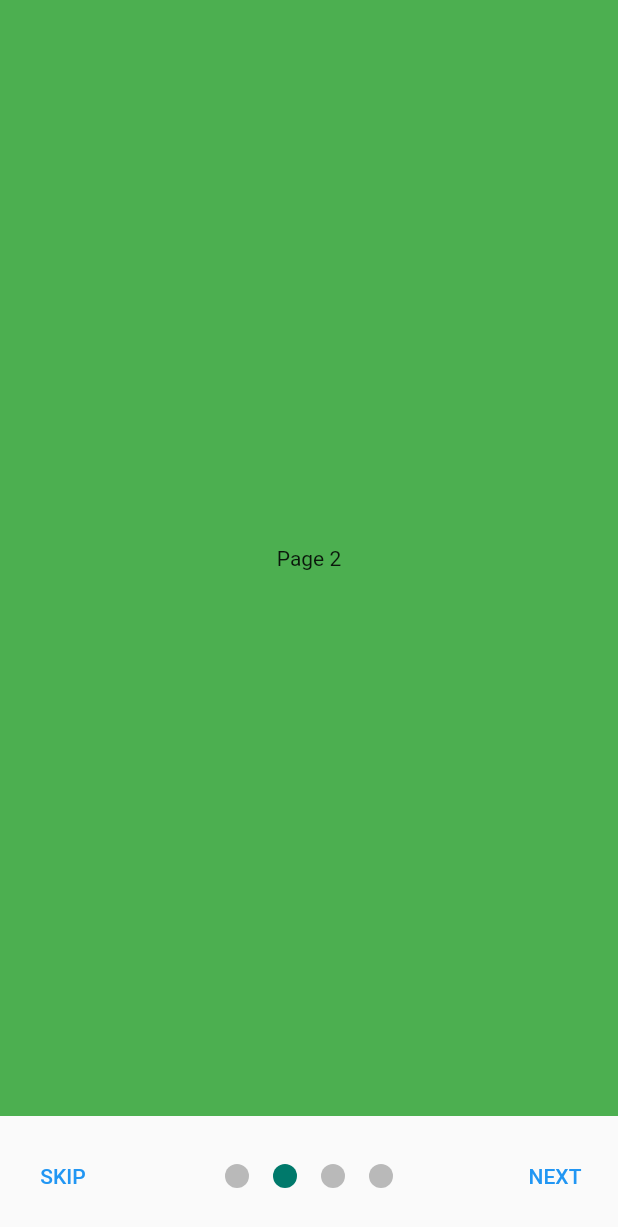
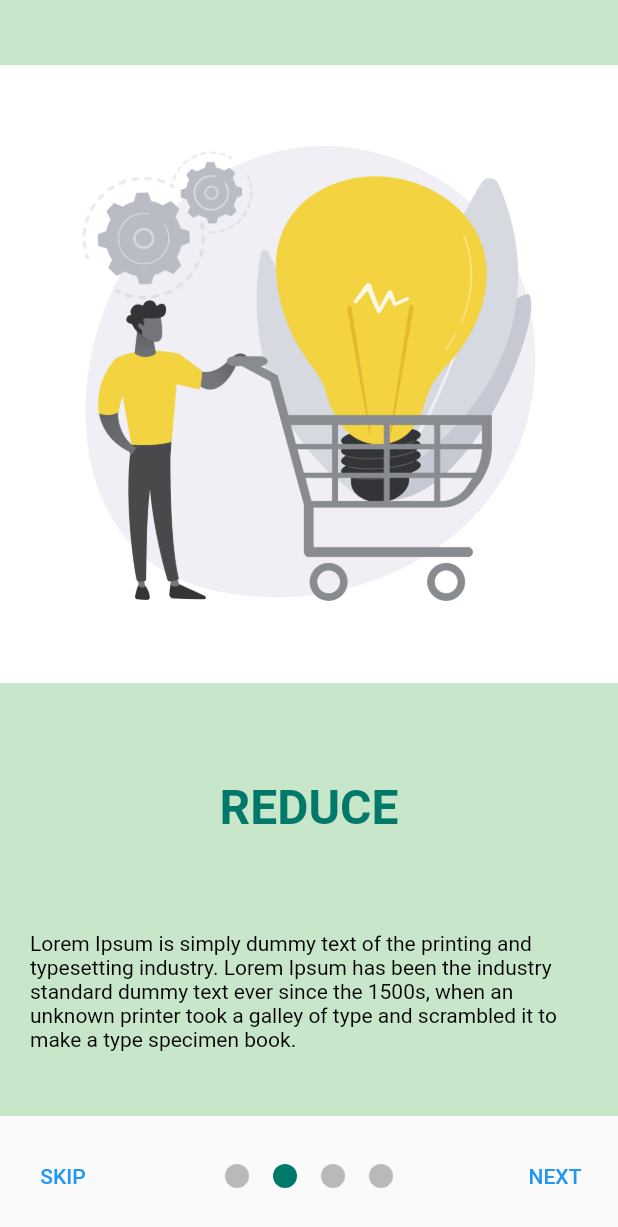
Before and after one commit to mdrislam/Onboarding-Screen, a Flutter app: the screen it shows after launch, after a tap on "NEXT", on a phone screen of 412 x 824 dp. Shown: the top 1227 px of the screen. Run offline on Flutter 3.47's test engine with Material 2 defaults, Android fonts, the phone set to English and light mode, and no system bars; drawn by our look-alikes of smooth_page_indicator.

Commit message:
add is last index and add image

```diff
--- a/lib/main.dart
+++ b/lib/main.dart
@@ -17,7 +17,7 @@ class MyApp extends StatelessWidget {
 
         primarySwatch: Colors.blue,
       ),
-      home:  OnboardingScreen(),
+      home: const  OnboardingScreen(),
     );
   }
 }
--- a/lib/onboarding_screen.dart
+++ b/lib/onboarding_screen.dart
@@ -2,7 +2,7 @@ import 'package:flutter/material.dart';
 import 'package:smooth_page_indicator/smooth_page_indicator.dart';
 
 class OnboardingScreen extends StatefulWidget {
-  OnboardingScreen({Key? key}) : super(key: key);
+  const OnboardingScreen({Key? key}) : super(key: key);
 
   @override
   State<OnboardingScreen> createState() => _OnboardingScreenState();
@@ -10,6 +10,7 @@ class OnboardingScreen extends StatefulWidget {
 
 class _OnboardingScreenState extends State<OnboardingScreen> {
   final controller = PageController();
+  bool isLast = false;
   @override
   void dispose() {
     controller.dispose();
@@ -24,30 +25,43 @@ class _OnboardingScreenState extends State<OnboardingScreen> {
         padding: const EdgeInsets.only(bottom: 80.0),
         child: PageView(
           controller: controller,
+          onPageChanged: (index) {
+            setState(() {
+              if (index == 3) {
+                isLast = true;
+              } else {
+                isLast = false;
+              }
+            });
+          },
           children: [
-            Container(
-              color: Colors.red,
-              child: const Center(
-                child: Text('Page 1'),
-              ),
+            buildPage(
+              color: Colors.green.shade100,
+              urlImage: 'assets/images/page.jpg',
+              title: 'REDUCE',
+              subtitle:
+                  'Lorem Ipsum is simply dummy text of the printing and typesetting industry. Lorem Ipsum has been the industry standard dummy text ever since the 1500s, when an unknown printer took a galley of type and scrambled it to make a type specimen book.',
             ),
-            Container(
-              color: Colors.green,
-              child: const Center(
-                child: Text('Page 2'),
-              ),
+            buildPage(
+              color: Colors.green.shade100,
+              urlImage: 'assets/images/page.jpg',
+              title: 'REDUCE',
+              subtitle:
+                  'Lorem Ipsum is simply dummy text of the printing and typesetting industry. Lorem Ipsum has been the industry standard dummy text ever since the 1500s, when an unknown printer took a galley of type and scrambled it to make a type specimen book.',
             ),
-            Container(
-              color: const Color.fromARGB(255, 85, 69, 238),
-              child: const Center(
-                child: Text('Page 3'),
-              ),
+            buildPage(
+              color: Colors.green.shade100,
+              urlImage: 'assets/images/page.jpg',
+              title: 'REDUCE',
+              subtitle:
+                  'Lorem Ipsum is simply dummy text of the printing and typesetting industry. Lorem Ipsum has been the industry standard dummy text ever since the 1500s, when an unknown printer took a galley of type and scrambled it to make a type specimen book.',
             ),
-            Container(
-              color: const Color.fromARGB(255, 27, 176, 245),
-              child: const Center(
-                child: Text('Page 4'),
-              ),
+            buildPage(
+              color: Colors.green.shade100,
+              urlImage: 'assets/images/page.jpg',
+              title: 'REDUCE',
+              subtitle:
+                  'Lorem Ipsum is simply dummy text of the printing and typesetting industry. Lorem Ipsum has been the industry standard dummy text ever since the 1500s, when an unknown printer took a galley of type and scrambled it to make a type specimen book.',
             ),
           ],
         ),
@@ -70,17 +84,60 @@ class _OnboardingScreenState extends State<OnboardingScreen> {
                     spacing: 16,
                     dotColor: Colors.black26,
                     activeDotColor: Colors.teal.shade700),
+                onDotClicked: (index) => controller.animateToPage(index,
+                    duration: const Duration(milliseconds: 500),
+                    curve: Curves.easeIn),
               ),
             ),
             TextButton(
               onPressed: () => controller.nextPage(
-                  duration: const Duration(microseconds: 500),
-                  curve: Curves.bounceInOut),
-              child: const Text('NEXT'),
+                  duration: const Duration(milliseconds: 500),
+                  curve: Curves.easeInOut),
+              child: isLast? const Text('NEXT',style: TextStyle(color: Colors.grey),):const Text('NEXT'),
             ),
           ],
         ),
       ),
     );
   }
+
+  Container buildPage(
+      {required Color color,
+      required String urlImage,
+      required String title,
+      required String subtitle}) {
+    return Container(
+      color: color,
+      child: Column(
+        mainAxisAlignment: MainAxisAlignment.center,
+        children: [
+          Image.asset(
+            urlImage,
+            fit: BoxFit.cover,
+            width: double.infinity,
+          ),
+          const SizedBox(
+            height: 64,
+          ),
+          Text(
+            title,
+            style: TextStyle(
+                color: Colors.teal.shade700,
+                fontSize: 32,
+                fontWeight: FontWeight.bold),
+          ),
+          const SizedBox(
+            height: 64,
+          ),
+          Container(
+            padding: const EdgeInsets.symmetric(horizontal: 20),
+            child: Text(
+              subtitle,
+              style: const TextStyle(color: Colors.black),
+            ),
+          )
+        ],
+      ),
+    );
+  }
 }
--- a/pubspec.yaml
+++ b/pubspec.yaml
@@ -59,8 +59,8 @@ flutter:
   uses-material-design: true
 
   # To add assets to your application, add an assets section, like this:
-  # assets:
-  #   - images/a_dot_burr.jpeg
+  assets:
+    - assets/images/
   #   - images/a_dot_ham.jpeg
 
   # An image asset can refer to one or more resolution-specific "variants", see
```
Also changed, not shown: assets/images/page.jpg (added).
